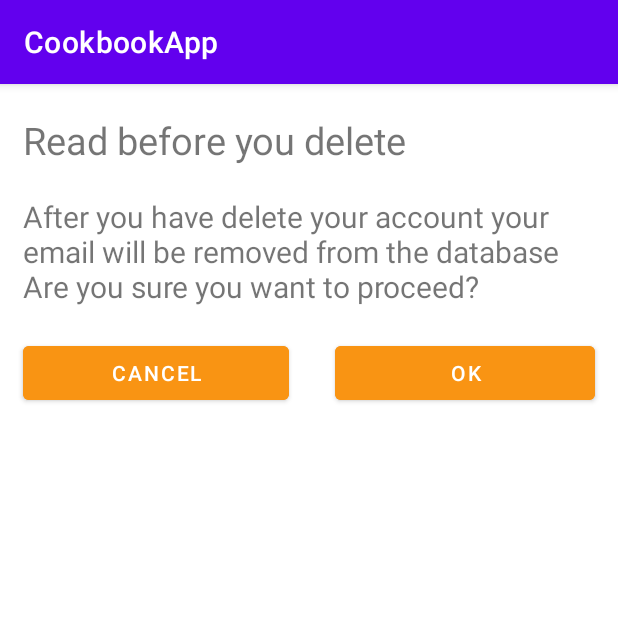
After one commit to CWilliam001/CookbookApp, an Android app: the DeleteAccount screen opened directly, with no data from a screen before it, on a phone screen of 412 x 824 dp, the top half of it. The commit adds this screen. Run offline under Robolectric (Android 15) with nearby library versions, the phone set to English and light mode, and no system bars; our stand-ins replace Firebase (no records; nobody signed in at launch, a user with empty details on screens opened directly).

Commit message:
Done CreateRecipe.kt and DeleteAccount.kt

```diff
--- a/app/build.gradle
+++ b/app/build.gradle
@@ -50,6 +50,8 @@ dependencies {
     implementation 'com.google.firebase:firebase-auth:21.0.3'
     implementation 'com.google.firebase:firebase-database-ktx:20.0.0'
     implementation 'com.google.firebase:firebase-firestore-ktx:23.0.2'
+    implementation platform('com.google.firebase:firebase-bom:29.3.0')
+    implementation 'com.google.firebase:firebase-storage-ktx'
     implementation 'androidx.recyclerview:recyclerview:1.2.1'
     implementation 'androidx.cardview:cardview:1.0.0'
     testImplementation 'junit:junit:4.13.2'
--- a/app/src/main/java/com/example/cookbookapp/account/CreateAccount.kt
+++ b/app/src/main/java/com/example/cookbookapp/account/CreateAccount.kt
@@ -1,5 +1,6 @@
 package com.example.cookbookapp.account
 
+import android.content.Context
 import android.content.Intent
 import androidx.appcompat.app.AppCompatActivity
 import android.os.Bundle
@@ -91,6 +92,11 @@ class CreateAccount : AppCompatActivity() {
 
             // Redirect to dashboard
             startActivity(Intent(this, Dashboard::class.java))
+            val sharedPreferences = getSharedPreferences("sharedUid", Context.MODE_PRIVATE)
+            val editor = sharedPreferences.edit()
+            editor.apply{
+                putString("StringUid", id)
+            }.apply()
             finish()
             Toast.makeText(this, "Sign up successful", Toast.LENGTH_SHORT).show()
         }
--- /dev/null
+++ b/app/src/main/java/com/example/cookbookapp/account/DeleteAccount.kt
@@ -0,0 +1,70 @@
+package com.example.cookbookapp.account
+
+import android.content.Context
+import android.content.Intent
+import androidx.appcompat.app.AppCompatActivity
+import android.os.Bundle
+import android.util.Log
+import android.widget.Toast
+import com.example.cookbookapp.Dashboard
+import com.example.cookbookapp.MainActivity
+import com.example.cookbookapp.R
+import com.example.cookbookapp.databinding.DeleteAccountBinding
+import com.example.cookbookapp.model.Users
+import com.google.firebase.auth.EmailAuthProvider
+import com.google.firebase.auth.FirebaseAuth
+import com.google.firebase.firestore.FirebaseFirestore
+import com.google.firebase.firestore.auth.User
+import com.google.firebase.ktx.Firebase
+import java.util.*
+import java.util.Date.*
+
+class DeleteAccount : AppCompatActivity() {
+
+    private lateinit var binding: DeleteAccountBinding
+    private lateinit var firebaseAuth: FirebaseAuth
+    private lateinit var db: FirebaseFirestore
+
+    private var firstName = ""
+    private var lastName = ""
+    private var email = ""
+    private var registerDate = Date()
+    private var password = ""
+    private var status = ""
+
+    override fun onCreate(savedInstanceState: Bundle?) {
+        super.onCreate(savedInstanceState)
+        binding = DeleteAccountBinding.inflate(layoutInflater)
+        setContentView(binding.root)
+
+        firebaseAuth = FirebaseAuth.getInstance()
+        db = FirebaseFirestore.getInstance()
+
+        val sharedPreferences = getSharedPreferences("sharedUid", Context.MODE_PRIVATE)
+        val sharedUid = sharedPreferences.getString("StringUid", null)
+
+        binding.buttonDeleteAccountNo.setOnClickListener{
+            startActivity(Intent(this, Dashboard::class.java))
+            Toast.makeText(this, "Delete account cancelled", Toast.LENGTH_SHORT).show()
+            finish()
+        }
+
+        binding.buttonDeleteAccountYes.setOnClickListener{
+            db.collection("User").whereEqualTo("id", sharedUid).get().addOnSuccessListener {
+                for (document in it) {
+                    firstName = document.get("firstName").toString()
+                    lastName = document.get("lastName").toString()
+                    email = document.get("email").toString()
+                    password = document.get("password").toString()
+                    status = document.get("status").toString()
+                }
+            }
+
+            val user = Users(sharedUid.toString(), email, firstName, lastName, password, registerDate, "deactivate" )
+            db.collection("User").document("$sharedUid").set(user)
+
+            startActivity(Intent(this, MainActivity::class.java))
+            finish()
+        }
+    }
+}
--- a/app/src/main/java/com/example/cookbookapp/account/ViewProfile.kt
+++ b/app/src/main/java/com/example/cookbookapp/account/ViewProfile.kt
@@ -48,7 +48,8 @@ class ViewProfile : AppCompatActivity() {
         }
 
         binding.buttonDeleteProfile.setOnClickListener{
-            // Need to redirect to new activity or display a dialog box to user to press yes no
+            startActivity(Intent(this, DeleteAccount::class.java))
+            finish()
         }
 
     }
--- a/app/src/main/java/com/example/cookbookapp/model/RecipeTag.kt
+++ b/app/src/main/java/com/example/cookbookapp/model/RecipeTag.kt
@@ -1,3 +1,3 @@
 package com.example.cookbookapp.model
 
-data class RecipeTag(val id: String, val recipeId: String, val tagId: String)
+data class RecipeTag(val recipeId: String, val tagId: String)
--- /dev/null
+++ b/app/src/main/res/layout/delete_account.xml
@@ -0,0 +1,50 @@
+<?xml version="1.0" encoding="utf-8"?>
+<LinearLayout xmlns:android="http://schemas.android.com/apk/res/android"
+    xmlns:app="http://schemas.android.com/apk/res-auto"
+    xmlns:tools="http://schemas.android.com/tools"
+    android:layout_width="match_parent"
+    android:layout_height="match_parent"
+    android:orientation="vertical"
+    tools:context=".account.DeleteAccount">
+
+    <TextView
+        android:id="@+id/textView_delete_account_title"
+        style="@style/textView_title"
+        android:layout_width="match_parent"
+        android:layout_height="wrap_content"
+        android:text="@string/read_before_you_delete"
+        tools:layout_editor_absoluteX="215dp"
+        tools:layout_editor_absoluteY="119dp" />
+
+    <TextView
+        android:id="@+id/textView_delete_account_content"
+        style="@style/textView"
+        android:layout_width="match_parent"
+        android:layout_height="wrap_content"
+        android:text="@string/delete_account_content" />
+
+    <LinearLayout
+        android:layout_width="match_parent"
+        android:layout_height="wrap_content"
+        android:layout_marginTop="@dimen/textMarginY20"
+        android:orientation="horizontal">
+
+        <Button
+            android:id="@+id/button_delete_account_no"
+            style="@style/theme_yellow_button"
+            android:layout_width="wrap_content"
+            android:layout_height="wrap_content"
+            android:layout_weight="1"
+            android:text="@android:string/cancel"
+            tools:ignore="TextContrastCheck" />
+
+        <Button
+            android:id="@+id/button_delete_account_yes"
+            style="@style/theme_yellow_button"
+            android:layout_width="wrap_content"
+            android:layout_height="wrap_content"
+            android:layout_weight="1"
+            android:text="@android:string/yes"
+            tools:ignore="TextContrastCheck" />
+    </LinearLayout>
+</LinearLayout>
--- a/app/src/main/res/values/strings.xml
+++ b/app/src/main/res/values/strings.xml
@@ -63,5 +63,8 @@
     <string name="change_password_enter_the_old_password">Change Password (Enter the old password)</string>
     <string name="edit_recipe">Edit Recipe</string>
     <string name="by_xxx">By XXX</string>
+    <string name="error_message">Error Message</string>
+    <string name="read_before_you_delete">Read before you delete</string>
+    <string name="delete_account_content">After you have delete your account your email will be removed from the database\nAre you sure you want to proceed?</string>
 
 </resources>
```
Also changed, not shown: app/src/main/AndroidManifest.xml (+6 -1 lines), app/src/main/java/com/example/cookbookapp/MainActivity.kt (+12 -0 lines), app/src/main/java/com/example/cookbookapp/account/EditProfile.kt (+36 -31 lines), app/src/main/java/com/example/cookbookapp/model/Recipe.kt (+11 -4 lines), app/src/main/java/com/example/cookbookapp/recipe/CreateRecipe.kt (+55 -28 lines), app/src/main/java/com/example/cookbookapp/recipe/ViewRecipe.kt (+15 -9 lines), app/src/main/res/layout/create_recipe.xml (+33 -6 lines), app/src/main/res/layout/view_recipe.xml (+17 -1 lines).
